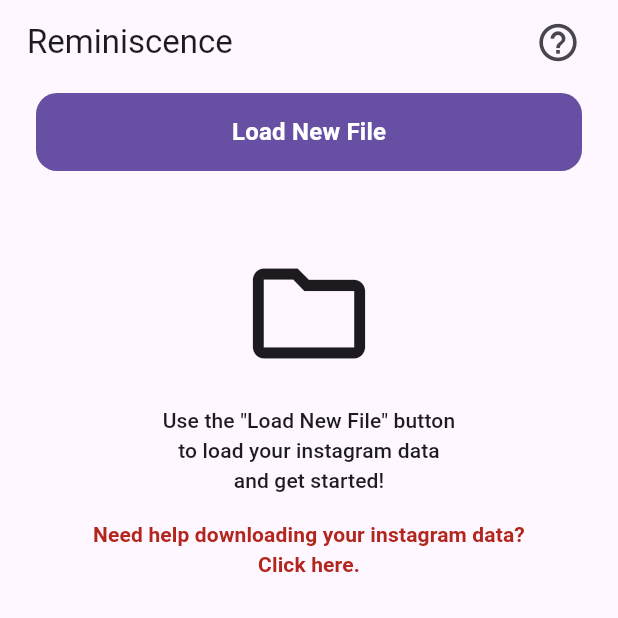
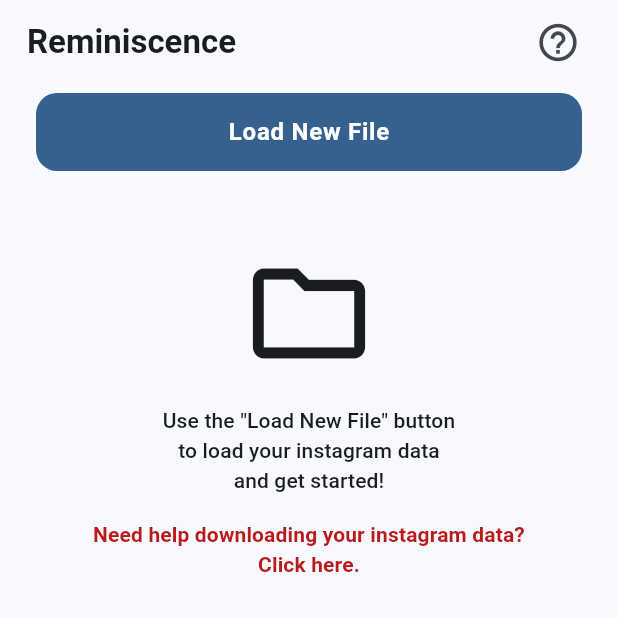
Before and after one commit to RealUltra/Reminiscence-Mobile, a Flutter app: the screen it shows after launch, on a phone screen of 412 x 824 dp, the top half of it. Run offline on Flutter 3.47's test engine with Material 3 defaults, Android fonts, the phone set to English and light mode, and no system bars; our stand-ins replace drift, file_picker, permission_handler, shared_preferences, video_player; missing offline and left inert: cryptography, receive_sharing_intent, sqlcipher_flutter_libs, sqlite3; accounts and stored records are empty; generated files the repository leaves out were written again.

Commit message:
created a custom color scheme; added app to share sheet

```diff
--- a/lib/ui/pages/data_loader/app_bar.dart
+++ b/lib/ui/pages/data_loader/app_bar.dart
@@ -17,7 +17,9 @@ class MyAppBar extends StatelessWidget implements PreferredSizeWidget {
         ),
       ],
       actionsPadding: EdgeInsets.only(right: 16),
-      titleTextStyle: Theme.of(context).textTheme.titleLarge,
+      titleTextStyle: Theme.of(
+        context,
+      ).textTheme.titleLarge!.copyWith(fontWeight: FontWeight.w600),
       titleSpacing: 18.0,
     );
   }
--- a/lib/ui/pages/data_loader/body.dart
+++ b/lib/ui/pages/data_loader/body.dart
@@ -36,11 +36,21 @@ class BodyState extends State<Body> {
   void initState() {
     super.initState();
 
-    _intentSub = ReceiveSharingIntent.instance.getMediaStream().listen((value) {
-      if (mounted) {
-        loadData(context, value.first.path);
+    listener(value) {
+      if (value.isNotEmpty) {
+        debugPrint("Received a path: ${value.first.path}");
+
+        if (mounted) {
+          loadData(context, value.first.path);
+        }
       }
-    });
+    }
+
+    ReceiveSharingIntent.instance.getInitialMedia().then(listener);
+
+    _intentSub = ReceiveSharingIntent.instance.getMediaStream().listen(
+      listener,
+    );
   }
 
   @override
@@ -273,7 +283,7 @@ class BodyState extends State<Body> {
                 child: Text(
                   'OK',
                   style: Theme.of(context).textTheme.bodyLarge!.copyWith(
-                    color: Theme.of(context).colorScheme.secondary,
+                    color: Theme.of(context).colorScheme.onSurface,
                   ),
                 ),
               ),
--- a/lib/ui/pages/data_loader/load_button.dart
+++ b/lib/ui/pages/data_loader/load_button.dart
@@ -31,7 +31,7 @@ class _LoadDataButtonState extends State<LoadDataButton> {
           child: Center(
             child: Text(
               "Load New File",
-              style: Theme.of(context).textTheme.titleMedium!.copyWith(
+              style: Theme.of(context).textTheme.bodyLarge!.copyWith(
                 color: Theme.of(context).colorScheme.onPrimary,
                 fontWeight: FontWeight.bold,
               ),
--- a/lib/ui/theme/app_theme.dart
+++ b/lib/ui/theme/app_theme.dart
@@ -1,6 +1,17 @@
 import 'package:flutter/material.dart';
 
 class AppTheme {
-  static final light = ThemeData.light(useMaterial3: true);
-  static final dark = ThemeData.dark(useMaterial3: true);
+  static ThemeData _baseTheme(Brightness brightness) {
+    return ThemeData(
+      useMaterial3: true,
+      brightness: brightness,
+      colorScheme: ColorScheme.fromSeed(
+        seedColor: Colors.blue,
+        brightness: brightness,
+      ),
+    );
+  }
+
+  static final light = _baseTheme(Brightness.light);
+  static final dark = _baseTheme(Brightness.dark);
 }
```
Also changed, not shown: 1 other file.
